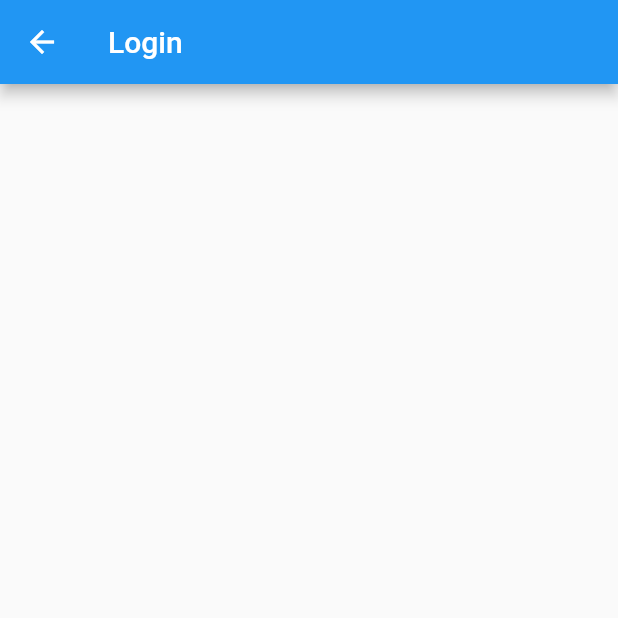
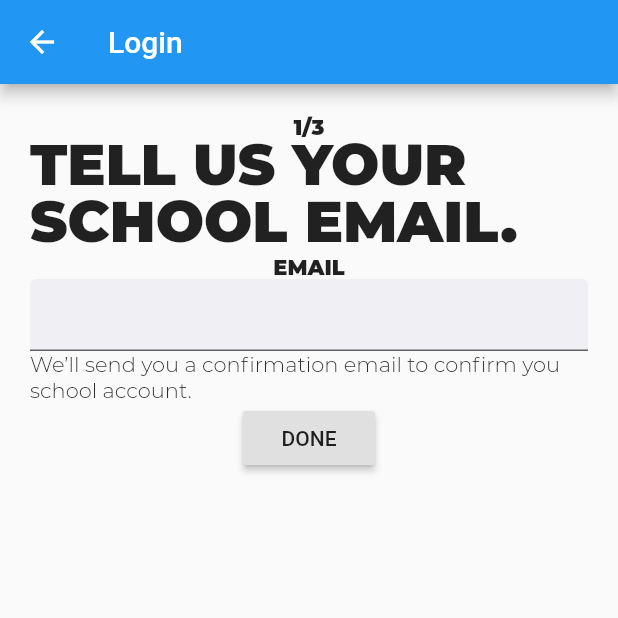
Before and after one commit to datawaslost/newto_flutter, a Flutter app: the screen it shows after launch, after a tap on "LOGIN", on a phone screen of 412 x 824 dp, the top half of it. Run offline on Flutter 3.47's test engine with Material 2 defaults, Android fonts, the phone set to English and light mode, and no system bars; project files that could hold a hidden picture were left out.

Commit message:
Login Screen Content

```diff
--- a/lib/main.dart
+++ b/lib/main.dart
@@ -44,6 +44,8 @@ class MyHomePage extends StatefulWidget {
 
 class _MyHomePageState extends State<MyHomePage> {
 
+  final TextEditingController _controller = new TextEditingController();
+
   void _login() {
 	Navigator.of(context).push(
 		new MaterialPageRoute(
@@ -52,7 +54,67 @@ class _MyHomePageState extends State<MyHomePage> {
 		      appBar: new AppBar(
 		        title: new Text('Login'),
 		      ),
-		      // body:
+		      body: new Container(
+			    padding: new EdgeInsets.all(20.0),
+			    child: new Column(
+					mainAxisSize: MainAxisSize.min,
+					children: <Widget>[
+						new Text(
+							'1/3',
+							style: new TextStyle(
+								fontFamily: 'Montserrat',
+								fontWeight: FontWeight.w800,
+								fontSize: 14.0,
+							),
+						),
+						new Text(
+							'Tell us your school email.'.toUpperCase(),
+							style: new TextStyle(
+								fontFamily: 'Montserrat',
+								fontWeight: FontWeight.w800,
+								fontSize: 38.0,
+								height: 1.0,
+							),
+						),
+						new Text(
+							'Email'.toUpperCase(),
+							style: new TextStyle(
+								fontFamily: 'Montserrat',
+								fontWeight: FontWeight.w800,
+								fontSize: 14.0,
+							),
+						),
+				        new TextField(
+				          controller: _controller,
+				          decoration: new InputDecoration(
+				            fillColor: const Color(0x66E0E1EA),
+				            filled: true,
+				          ),
+				        ),
+						new Text(
+							'We’ll send you a confirmation email to confirm you school account.',
+							style: new TextStyle(
+								color: const Color(0xFF2D2D2F),
+								fontFamily: 'Montserrat',
+								fontWeight: FontWeight.w300,
+								fontSize: 14.0,
+							),
+						),
+				        new RaisedButton(
+				          onPressed: () {
+				            showDialog(
+				              context: context,
+				              child: new AlertDialog(
+				                title: new Text('What you typed:'),
+				                content: new Text(_controller.text),
+				              ),
+				            );
+				          },
+				          child: new Text('DONE'),
+				        ),
+				      ],
+				)
+			  )
 		    );
 		  },
 		),
```
